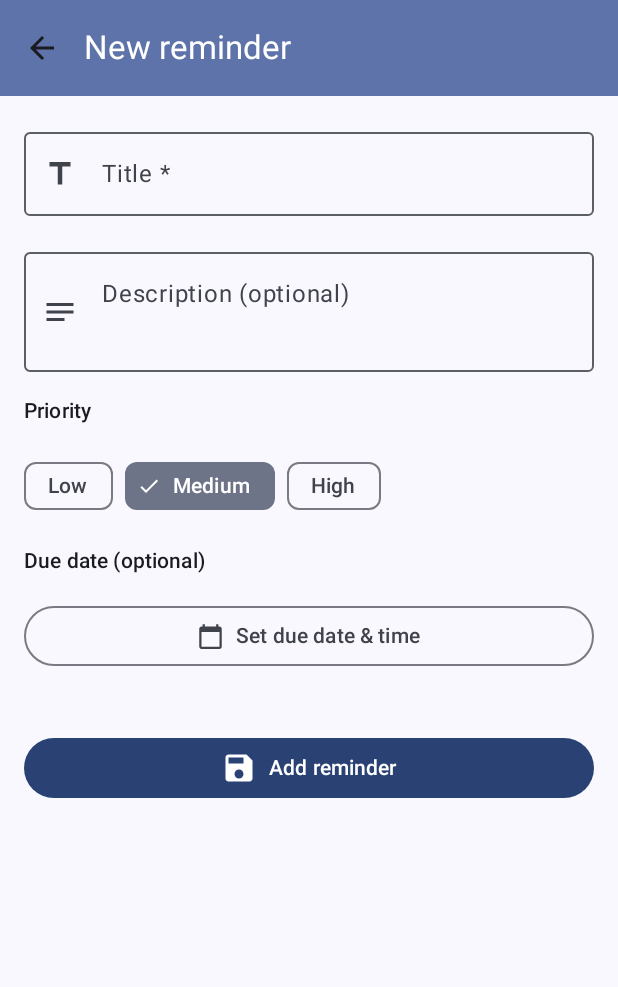
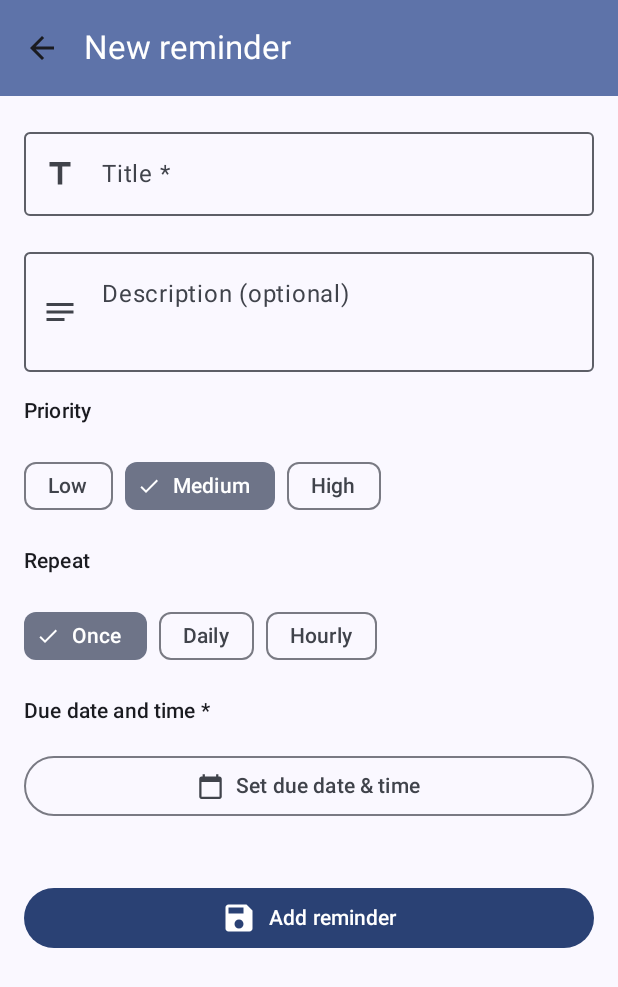
Before and after one commit to ksaimanoj/remnd, an Android app built with Jetpack Compose: the AddEditReminderScreen screen opened through its navigation route, on a phone screen of 412 x 824 dp. Shown: the top 987 px of the screen. Run offline under Robolectric (Android 15) with nearby library versions, the phone set to English and light mode, and no system bars; our stand-ins replace Dagger/Hilt's generated code.

Commit message:
Improve reminder form: mandatory due date, frequency-aware fields
- Rename "Due date (optional)" to "Due date and time *" (mandatory)
- Show Repeat chips always instead of only after date is set
- Once: requires full date + time picker (validated on save)
- Daily: requires time only (no date picker, shows clock icon)
- Hourly: no date/time needed (field hidden, dueTimeMillis cleared)
- Add inline error messages for missing date/time fields

https://claude.ai/code/session_01PsMwy6ikkPoneW4PY2eHfY

```diff
--- a/app/src/main/java/com/remnd/ui/screens/AddEditReminderScreen.kt
+++ b/app/src/main/java/com/remnd/ui/screens/AddEditReminderScreen.kt
@@ -58,6 +58,7 @@ fun AddEditReminderScreen(
     var showTimePicker by remember { mutableStateOf(false) }
     var pendingDateMillis by remember { mutableStateOf<Long?>(null) }
     var titleError by remember { mutableStateOf(false) }
+    var dueDateError by remember { mutableStateOf(false) }
 
     val datePickerState = rememberDatePickerState(
         initialSelectedDateMillis = dueTimeMillis ?: System.currentTimeMillis()
@@ -71,6 +72,10 @@ fun AddEditReminderScreen(
         initialHour = existingCal?.get(Calendar.HOUR_OF_DAY) ?: 9,
         initialMinute = existingCal?.get(Calendar.MINUTE) ?: 0
     )
+
+    // Whether the current frequency requires date+time, time only, or nothing
+    val needsDateTime = frequencyType == FrequencyType.NONE
+    val needsTimeOnly = frequencyType == FrequencyType.DAILY
 
     Scaffold(
         topBar = {
@@ -140,49 +145,84 @@ fun AddEditReminderScreen(
                     }
             }
 
-            // Due date/time
-            Text("Due date (optional)", style = MaterialTheme.typography.labelLarge)
-            Row(
-                verticalAlignment = Alignment.CenterVertically,
-                horizontalArrangement = Arrangement.spacedBy(8.dp)
-            ) {
-                OutlinedButton(
-                    onClick = { showDatePicker = true },
-                    modifier = Modifier.weight(1f)
-                ) {
-                    Icon(Icons.Default.CalendarToday, null, Modifier.size(18.dp))
-                    Spacer(Modifier.width(8.dp))
-                    Text(
-                        dueTimeMillis?.let {
-                            SimpleDateFormat("MMM d, yyyy  h:mm a", Locale.getDefault()).format(Date(it))
-                        } ?: "Set due date & time"
-                    )
-                }
-                if (dueTimeMillis != null) {
-                    IconButton(onClick = {
-                        dueTimeMillis = null
-                        frequencyType = FrequencyType.NONE
-                    }) {
-                        Icon(Icons.Default.Clear, "Clear date", tint = MaterialTheme.colorScheme.error)
-                    }
-                }
-            }
-
-            // Frequency chips — only visible when a due time is set
-            if (dueTimeMillis != null) {
+            // Repeat — always visible
             Text("Repeat", style = MaterialTheme.typography.labelLarge)
             Row(horizontalArrangement = Arrangement.spacedBy(8.dp)) {
                 listOf(FrequencyType.NONE to "Once", FrequencyType.DAILY to "Daily", FrequencyType.HOURLY to "Hourly")
                     .forEach { (value, label) ->
                         FilterChip(
                             selected = frequencyType == value,
-                                onClick = { frequencyType = value },
+                            onClick = {
+                                frequencyType = value
+                                // Hourly needs no date/time — clear it
+                                if (value == FrequencyType.HOURLY) {
+                                    dueTimeMillis = null
+                                    dueDateError = false
+                                }
+                            },
                             label = { Text(label) },
                             leadingIcon = if (frequencyType == value) {
                                 { Icon(Icons.Default.Check, null, Modifier.size(16.dp)) }
                             } else null
                         )
                     }
+            }
+
+            // Due date and time — hidden for Hourly
+            if (needsDateTime || needsTimeOnly) {
+                val sectionLabel = if (needsTimeOnly) "Time *" else "Due date and time *"
+                val placeholder = if (needsTimeOnly) "Set time" else "Set due date & time"
+                val dateFormat = if (needsTimeOnly) "h:mm a" else "MMM d, yyyy  h:mm a"
+
+                Text(
+                    sectionLabel,
+                    style = MaterialTheme.typography.labelLarge,
+                    color = if (dueDateError) MaterialTheme.colorScheme.error
+                            else MaterialTheme.colorScheme.onSurface
+                )
+                Row(
+                    verticalAlignment = Alignment.CenterVertically,
+                    horizontalArrangement = Arrangement.spacedBy(8.dp)
+                ) {
+                    OutlinedButton(
+                        onClick = {
+                            dueDateError = false
+                            if (needsTimeOnly) showTimePicker = true
+                            else showDatePicker = true
+                        },
+                        modifier = Modifier.weight(1f),
+                        colors = if (dueDateError) ButtonDefaults.outlinedButtonColors(
+                            contentColor = MaterialTheme.colorScheme.error
+                        ) else ButtonDefaults.outlinedButtonColors()
+                    ) {
+                        Icon(
+                            if (needsTimeOnly) Icons.Default.Schedule else Icons.Default.CalendarToday,
+                            null,
+                            Modifier.size(18.dp)
+                        )
+                        Spacer(Modifier.width(8.dp))
+                        Text(
+                            dueTimeMillis?.let {
+                                SimpleDateFormat(dateFormat, Locale.getDefault()).format(Date(it))
+                            } ?: placeholder
+                        )
+                    }
+                    if (dueTimeMillis != null) {
+                        IconButton(onClick = {
+                            dueTimeMillis = null
+                            dueDateError = false
+                        }) {
+                            Icon(Icons.Default.Clear, "Clear", tint = MaterialTheme.colorScheme.error)
+                        }
+                    }
+                }
+                if (dueDateError) {
+                    Text(
+                        if (needsTimeOnly) "Time is required" else "Due date and time is required",
+                        color = MaterialTheme.colorScheme.error,
+                        style = MaterialTheme.typography.bodySmall,
+                        modifier = Modifier.padding(start = 4.dp)
+                    )
                 }
             }
 
@@ -191,11 +231,18 @@ fun AddEditReminderScreen(
             // Save button
             Button(
                 onClick = {
+                    var hasError = false
                     if (title.isBlank()) {
                         titleError = true
-                        return@Button
+                        hasError = true
                     }
-                    val effectiveFrequencyType = if (dueTimeMillis == null) FrequencyType.NONE else frequencyType
+                    if ((needsDateTime || needsTimeOnly) && dueTimeMillis == null) {
+                        dueDateError = true
+                        hasError = true
+                    }
+                    if (hasError) return@Button
+
+                    val effectiveFrequencyType = frequencyType
                     if (isEditing && existingReminder != null) {
                         viewModel.updateReminder(
                             existingReminder!!.copy(
@@ -226,7 +273,7 @@ fun AddEditReminderScreen(
         }
     }
 
-    // Date picker dialog
+    // Date picker dialog (Once only)
     if (showDatePicker) {
         DatePickerDialog(
             onDismissRequest = { showDatePicker = false },
@@ -250,23 +297,31 @@ fun AddEditReminderScreen(
     // Time picker dialog
     if (showTimePicker) {
         AlertDialog(
-            onDismissRequest = { showTimePicker = false },
+            onDismissRequest = {
+                showTimePicker = false
+                pendingDateMillis = null
+            },
             title = { Text("Select time") },
             text = {
                 TimePicker(state = timePickerState)
             },
             confirmButton = {
                 TextButton(onClick = {
-                    pendingDateMillis?.let { dateMillis ->
+                    // For Daily, use today's date as the base; for Once, use the picked date
+                    val baseDateMillis = pendingDateMillis ?: Calendar.getInstance().apply {
+                        set(Calendar.HOUR_OF_DAY, 0)
+                        set(Calendar.MINUTE, 0)
+                        set(Calendar.SECOND, 0)
+                        set(Calendar.MILLISECOND, 0)
+                    }.timeInMillis
                     val cal = Calendar.getInstance().apply {
-                            timeInMillis = dateMillis
+                        timeInMillis = baseDateMillis
                         set(Calendar.HOUR_OF_DAY, timePickerState.hour)
                         set(Calendar.MINUTE, timePickerState.minute)
                         set(Calendar.SECOND, 0)
                         set(Calendar.MILLISECOND, 0)
                     }
                     dueTimeMillis = cal.timeInMillis
-                    }
                     showTimePicker = false
                     pendingDateMillis = null
                 }) { Text("OK") }
```
Lines whose indentation alone changed are shown as unchanged.
